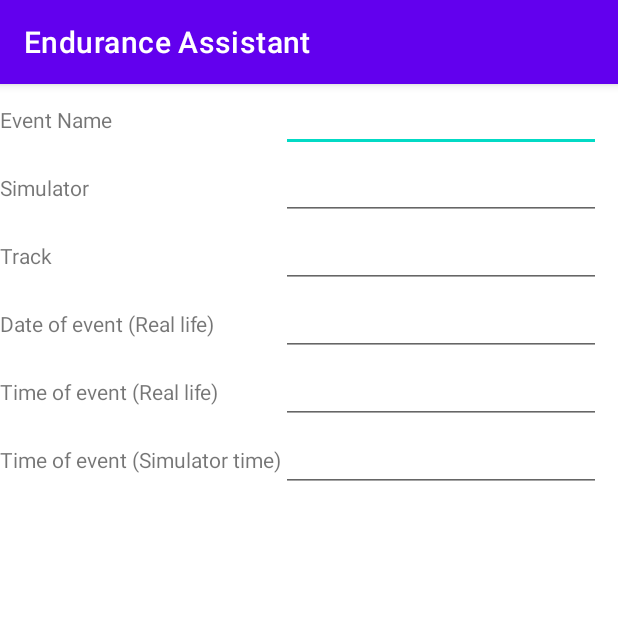
After one commit to harabla/enduranceAssistant, an Android app: the createRace screen opened directly, with no data from a screen before it, on a phone screen of 412 x 824 dp, the top half of it. The commit adds this screen. Run offline under Robolectric (Android 15) with nearby library versions, the phone set to English and light mode, and no system bars.

Commit message:
- Drawn first events to get a fuller picture. Next up - Live racing event.

```diff
--- a/app/src/main/AndroidManifest.xml
+++ b/app/src/main/AndroidManifest.xml
@@ -10,6 +10,9 @@
         android:supportsRtl="true"
         android:theme="@style/Theme.EnduranceAssistant">
         <activity
+            android:name=".createRace"
+            android:exported="false" />
+        <activity
             android:name=".MainActivity"
             android:exported="true">
             <intent-filter>
--- /dev/null
+++ b/app/src/main/java/com/example/enduranceassistant/createRace.java
@@ -0,0 +1,14 @@
+package com.example.enduranceassistant;
+
+import androidx.appcompat.app.AppCompatActivity;
+
+import android.os.Bundle;
+
+public class createRace extends AppCompatActivity {
+
+    @Override
+    protected void onCreate(Bundle savedInstanceState) {
+        super.onCreate(savedInstanceState);
+        setContentView(R.layout.activity_create_race);
+    }
+}
--- /dev/null
+++ b/app/src/main/res/drawable/ic_baseline_arrow_back_24.xml
@@ -0,0 +1,5 @@
+<vector android:height="24dp" android:tint="#FFFFFF"
+    android:viewportHeight="24" android:viewportWidth="24"
+    android:width="24dp" xmlns:android="http://schemas.android.com/apk/res/android">
+    <path android:fillColor="@android:color/white" android:pathData="M20,11H7.83l5.59,-5.59L12,4l-8,8 8,8 1.41,-1.41L7.83,13H20v-2z"/>
+</vector>
--- /dev/null
+++ b/app/src/main/res/layout/activity_create_race.xml
@@ -0,0 +1,120 @@
+<?xml version="1.0" encoding="utf-8"?>
+<androidx.constraintlayout.widget.ConstraintLayout xmlns:android="http://schemas.android.com/apk/res/android"
+    xmlns:app="http://schemas.android.com/apk/res-auto"
+    xmlns:tools="http://schemas.android.com/tools"
+    android:layout_width="match_parent"
+    android:layout_height="match_parent"
+    tools:context=".createRace">
+
+    <TableLayout
+        android:layout_width="match_parent"
+        android:layout_height="match_parent">
+
+        <TableRow
+            android:layout_width="match_parent"
+            android:layout_height="match_parent" >
+
+            <TextView
+                android:id="@+id/eventNameField"
+                android:layout_width="wrap_content"
+                android:layout_height="wrap_content"
+                android:text="@string/eventNameField" />
+
+            <EditText
+                android:id="@+id/editTextEventNameField"
+                android:layout_width="wrap_content"
+                android:layout_height="wrap_content"
+                android:ems="10"
+                android:inputType="textPersonName"/>
+        </TableRow>
+
+        <TableRow
+            android:layout_width="match_parent"
+            android:layout_height="match_parent" >
+
+            <TextView
+                android:id="@+id/simulatorNameField"
+                android:layout_width="wrap_content"
+                android:layout_height="wrap_content"
+                android:text="@string/simulatorNameField" />
+
+            <AutoCompleteTextView
+                android:id="@+id/autoCompleteTrackSimulatorField"
+                android:layout_width="wrap_content"
+                android:layout_height="wrap_content"/>
+        </TableRow>
+
+        <TableRow
+            android:layout_width="match_parent"
+            android:layout_height="match_parent" >
+
+            <TextView
+                android:id="@+id/trackNameField"
+                android:layout_width="wrap_content"
+                android:layout_height="wrap_content"
+                android:text="@string/trackNameField" />
+
+            <AutoCompleteTextView
+                android:id="@+id/autoCompleteTrackNameField"
+                android:layout_width="wrap_content"
+                android:layout_height="wrap_content"/>
+        </TableRow>
+
+        <TableRow
+            android:layout_width="match_parent"
+            android:layout_height="match_parent" >
+
+            <TextView
+                android:id="@+id/eventDateNameField"
+                android:layout_width="wrap_content"
+                android:layout_height="wrap_content"
+                android:text="@string/eventDateNameField" />
+
+            <EditText
+                android:id="@+id/eventDateField"
+                android:layout_width="wrap_content"
+                android:layout_height="wrap_content"
+                android:ems="10"
+                android:inputType="date" />
+        </TableRow>
+
+        <TableRow
+            android:layout_width="match_parent"
+            android:layout_height="match_parent" >
+
+            <TextView
+                android:id="@+id/eventTimeNameField"
+                android:layout_width="wrap_content"
+                android:layout_height="wrap_content"
+                android:text="@string/eventTimeNameField" />
+
+            <EditText
+                android:id="@+id/eventTimeField"
+                android:layout_width="wrap_content"
+                android:layout_height="wrap_content"
+                android:ems="10"
+                android:inputType="time" />
+        </TableRow>
+
+        <TableRow
+            android:layout_width="match_parent"
+            android:layout_height="match_parent">
+
+            <TextView
+                android:id="@+id/eventSimulatorTimeNameField"
+                android:layout_width="wrap_content"
+                android:layout_height="wrap_content"
+                android:text="@string/eventSimulatorTimeNameField" />
+
+            <EditText
+                android:id="@+id/eventSimulatorTimeField"
+                android:layout_width="wrap_content"
+                android:layout_height="wrap_content"
+                android:ems="10"
+                android:inputType="time" />
+
+        </TableRow>
+
+
+    </TableLayout>
+</androidx.constraintlayout.widget.ConstraintLayout>
--- a/app/src/main/res/values/colors.xml
+++ b/app/src/main/res/values/colors.xml
@@ -7,4 +7,6 @@
     <color name="teal_700">#FF018786</color>
     <color name="black">#FF000000</color>
     <color name="white">#FFFFFFFF</color>
+    <color name="headerColor">#E8F9FD</color>
+    <color name="chinColor">#2155CD</color>
 </resources>
--- a/app/src/main/res/values/strings.xml
+++ b/app/src/main/res/values/strings.xml
@@ -1,3 +1,23 @@
 <resources>
     <string name="app_name">Endurance Assistant</string>
+
+    //main Activity Login activity
+    <string name="login">Login</string>
+    <string name="register">Register</string>
+    <string name="logout">Logout</string>
+
+    //main navigation
+    <string name="mainActivity">Main</string>
+    <string name="calendarActivity">Calendar</string>
+    <string name="teamActivity">Team</string>
+
+    //event data
+    <string name="eventNameField">Event Name</string>
+    <string name="simulatorNameField">Simulator</string>
+    <string name="trackNameField">Track</string>
+    <string name="eventDateNameField">Date of event (Real life)</string>
+    <string name="eventTimeNameField">Time of event (Real life)</string>
+    <string name="eventSimulatorTimeNameField">Time of event (Simulator time)</string>
+
+
 </resources>
```
Also changed, not shown: app/src/main/res/drawable/circle.xml (added, +9 -0 lines), app/src/main/res/drawable/ic_baseline_arrow_circle_up_24.xml (added, +10 -0 lines), app/src/main/res/drawable/ic_baseline_category_grey.xml (added, +7 -0 lines), app/src/main/res/drawable/popup_bg.xml (added, +14 -0 lines), app/src/main/res/layout/activity_main.xml (+95 -5 lines).
